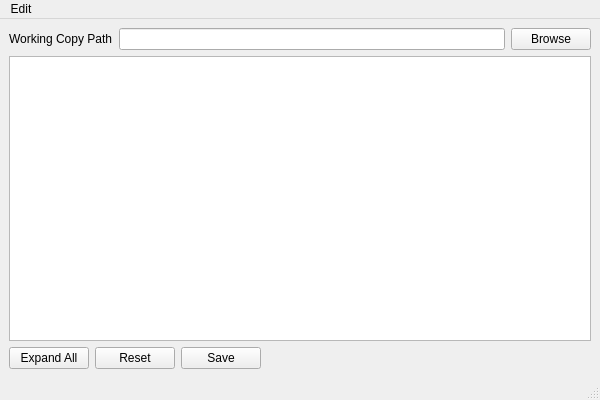
First picture: the form in forms/MainWindow.ui, repository feddischson/svn-external-disposer, before the edit.
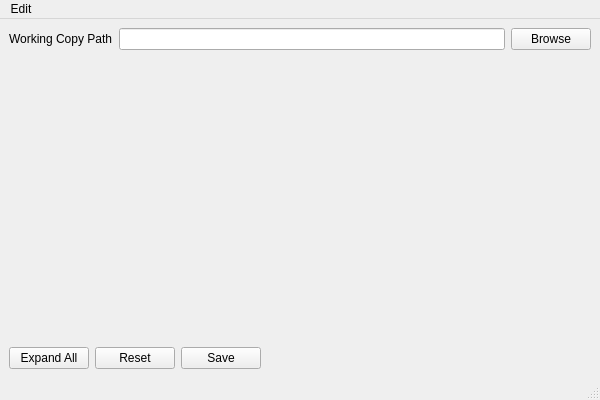
Second picture: the form after the edit.

Commit message: Added derived version of QTreeView

```diff
--- a/forms/MainWindow.ui
+++ b/forms/MainWindow.ui
@@ -42,9 +42,6 @@
       </item>
      </layout>
     </item>
-    <item row="1" column="0">
-     <widget class="QTreeView" name="externals_TV"/>
-    </item>
     <item row="2" column="0">
      <layout class="QHBoxLayout" name="horizontalLayout_2">
       <item>
@@ -83,6 +80,9 @@
       </item>
      </layout>
     </item>
+    <item row="1" column="0">
+     <widget class="QWidget" name="externals_W" native="true"/>
+    </item>
    </layout>
   </widget>
   <widget class="QMenuBar" name="menubar">
```
The commit also changes 5 other files.
